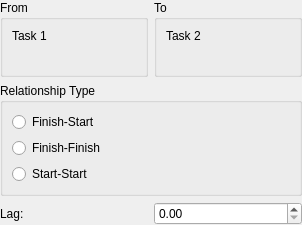
This is kplato/libs/ui/relationpanel.ui in KDE/calligra as Qt 5 draws it before an edit. The edited form follows.
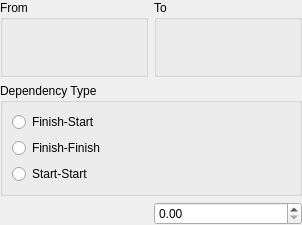
This is the edited form. Custom widgets are drawn as their Qt base class.

Patch:
```diff
--- a/kplato/libs/ui/relationpanel.ui
+++ b/kplato/libs/ui/relationpanel.ui
@@ -77,9 +77,9 @@
          <number>9</number>
         </property>
         <item>
-         <widget class="QLabel" name="fromName" >
-          <property name="text" >
-           <string>Task 1</string>
+         <widget class="QLabel" name="fromName">
+          <property name="text">
+           <string/>
           </property>
           <property name="alignment" >
            <set>Qt::AlignLeading|Qt::AlignLeft|Qt::AlignTop</set>
@@ -114,9 +114,9 @@
          <number>9</number>
         </property>
         <item>
-         <widget class="QLabel" name="toName" >
-          <property name="text" >
-           <string>Task 2</string>
+         <widget class="QLabel" name="toName">
+          <property name="text">
+           <string/>
           </property>
           <property name="alignment" >
            <set>Qt::AlignLeading|Qt::AlignLeft|Qt::AlignTop</set>
@@ -132,9 +132,9 @@
     </layout>
    </item>
    <item>
-    <widget class="QGroupBox" name="relationType" >
-     <property name="title" >
-      <string>Relationship Type</string>
+    <widget class="QGroupBox" name="relationType">
+     <property name="title">
+      <string>Dependency Type</string>
      </property>
      <layout class="QVBoxLayout" >
       <property name="spacing" >
@@ -179,9 +179,9 @@
    <item>
     <layout class="QHBoxLayout" >
      <item>
-      <widget class="QLabel" name="textLabel1" >
-       <property name="text" >
-        <string>Lag:</string>
+      <widget class="QLabel" name="lagLabel">
+       <property name="text">
+        <string/>
        </property>
        <property name="alignment" >
         <set>Qt::AlignLeading|Qt::AlignLeft|Qt::AlignVCenter</set>
@@ -198,7 +198,7 @@
    </item>
   </layout>
  </widget>
- <layoutdefault spacing="6" margin="11" />
+ <layoutdefault spacing="6" margin="11"/>
  <customwidgets>
   <customwidget>
    <class>DurationSpinBox</class>
```
Left out of the diff: 129 changed lines with no effect on the pictures.
